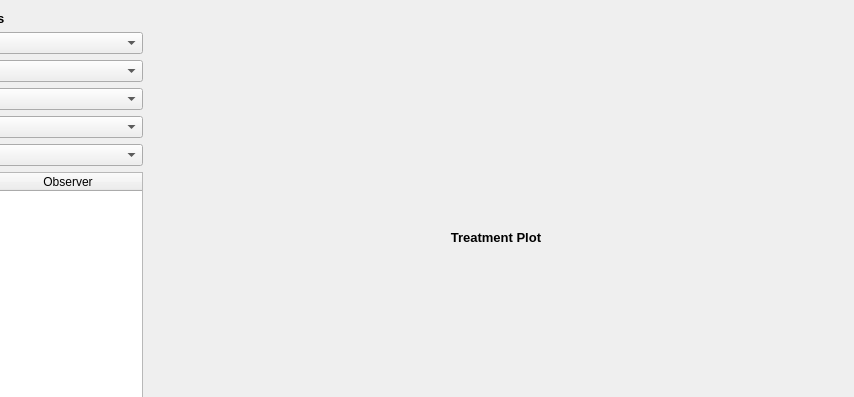
First picture: the form in evaluationviewerdialog.ui, repository miyamot0/DataTracker3, before the edit; both pictures show x 218 to 1072 and y 0 to 397 of the 1072 by 504 pixel window.
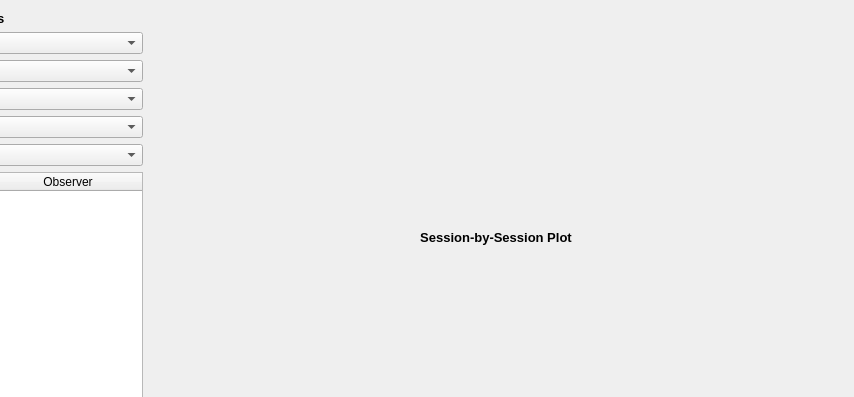
Second picture: the form after the edit.

Commit message: Add in better language for figures

```diff
--- a/evaluationviewerdialog.ui
+++ b/evaluationviewerdialog.ui
@@ -278,7 +278,7 @@
           </sizepolicy>
          </property>
          <property name="text">
-          <string>&lt;html&gt;&lt;head/&gt;&lt;body&gt;&lt;p align=&quot;center&quot;&gt;&lt;span style=&quot; font-size:10pt; font-weight:600;&quot;&gt;Treatment Plot&lt;/span&gt;&lt;/p&gt;&lt;/body&gt;&lt;/html&gt;</string>
+          <string>&lt;html&gt;&lt;head/&gt;&lt;body&gt;&lt;p align=&quot;center&quot;&gt;&lt;span style=&quot; font-size:10pt; font-weight:600;&quot;&gt;Session-by-Session Plot&lt;/span&gt;&lt;/p&gt;&lt;/body&gt;&lt;/html&gt;</string>
          </property>
         </widget>
        </item>
```
